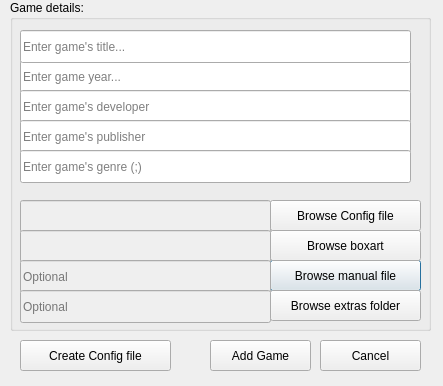
Above: addgamewindow.ui from gallorob/DOS_games_launcher before the change. Below: the same form after it.
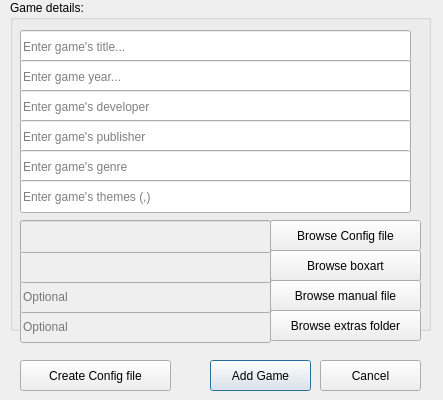
That is the form after the change. Icons and pictures are not drawn.

Patch:
```diff
--- a/addgamewindow.ui
+++ b/addgamewindow.ui
@@ -7,7 +7,7 @@
     <x>0</x>
     <y>0</y>
     <width>443</width>
-    <height>386</height>
+    <height>400</height>
    </rect>
   </property>
   <property name="windowTitle">
@@ -29,17 +29,20 @@
    <property name="title">
     <string>Game details:</string>
    </property>
-   <widget class="QPushButton" name="manual_button">
+   <widget class="QLineEdit" name="title">
     <property name="geometry">
      <rect>
-      <x>260</x>
-      <y>260</y>
-      <width>151</width>
-      <height>31</height>
+      <x>10</x>
+      <y>30</y>
+      <width>391</width>
+      <height>33</height>
      </rect>
     </property>
     <property name="text">
-     <string>Browse manual file</string>
+     <string/>
+    </property>
+    <property name="placeholderText">
+     <string>Enter game's title...</string>
     </property>
    </widget>
    <widget class="QLineEdit" name="year">
@@ -106,114 +109,14 @@
      <string/>
     </property>
     <property name="placeholderText">
-     <string>Enter game's genre (;)</string>
+     <string>Enter game's genre</string>
     </property>
    </widget>
-   <widget class="QLineEdit" name="conf_path">
-    <property name="enabled">
-     <bool>false</bool>
-    </property>
+   <widget class="QLineEdit" name="themes">
     <property name="geometry">
      <rect>
       <x>10</x>
-      <y>200</y>
-      <width>251</width>
-      <height>33</height>
-     </rect>
-    </property>
-    <property name="readOnly">
-     <bool>false</bool>
-    </property>
-   </widget>
-   <widget class="QLineEdit" name="boxart_path">
-    <property name="enabled">
-     <bool>false</bool>
-    </property>
-    <property name="geometry">
-     <rect>
-      <x>10</x>
-      <y>230</y>
-      <width>251</width>
-      <height>33</height>
-     </rect>
-    </property>
-   </widget>
-   <widget class="QLineEdit" name="manual_path">
-    <property name="enabled">
-     <bool>false</bool>
-    </property>
-    <property name="geometry">
-     <rect>
-      <x>10</x>
-      <y>260</y>
-      <width>251</width>
-      <height>33</height>
-     </rect>
-    </property>
-    <property name="placeholderText">
-     <string>Optional</string>
-    </property>
-   </widget>
-   <widget class="QLineEdit" name="extras_path">
-    <property name="enabled">
-     <bool>false</bool>
-    </property>
-    <property name="geometry">
-     <rect>
-      <x>10</x>
-      <y>290</y>
-      <width>251</width>
-      <height>33</height>
-     </rect>
-    </property>
-    <property name="placeholderText">
-     <string>Optional</string>
-    </property>
-   </widget>
-   <widget class="QPushButton" name="conf_button">
-    <property name="geometry">
-     <rect>
-      <x>260</x>
-      <y>200</y>
-      <width>151</width>
-      <height>31</height>
-     </rect>
-    </property>
-    <property name="text">
-     <string>Browse Config file</string>
-    </property>
-   </widget>
-   <widget class="QPushButton" name="boxart_button">
-    <property name="geometry">
-     <rect>
-      <x>260</x>
-      <y>230</y>
-      <width>151</width>
-      <height>31</height>
-     </rect>
-    </property>
-    <property name="text">
-     <string>Browse boxart</string>
-    </property>
-   </widget>
-   <widget class="QPushButton" name="extras_button">
-    <property name="geometry">
-     <rect>
-      <x>260</x>
-      <y>290</y>
-      <width>151</width>
-      <height>31</height>
-     </rect>
-    </property>
-    <property name="text">
-     <string>Browse extras folder</string>
-    </property>
-   </widget>
-   <widget class="QLineEdit" name="title">
-    <property name="geometry">
-     <rect>
-      <x>10</x>
-      <y>30</y>
+      <y>180</y>
       <width>391</width>
       <height>33</height>
      </rect>
@@ -222,7 +125,7 @@
      <string/>
     </property>
     <property name="placeholderText">
-     <string>Enter game's title...</string>
+     <string>Enter game's themes (,)</string>
     </property>
    </widget>
   </widget>
@@ -230,7 +133,7 @@
    <property name="geometry">
     <rect>
      <x>210</x>
-     <y>340</y>
+     <y>360</y>
      <width>101</width>
      <height>31</height>
     </rect>
@@ -243,7 +146,7 @@
    <property name="geometry">
     <rect>
      <x>320</x>
-     <y>340</y>
+     <y>360</y>
      <width>101</width>
      <height>31</height>
     </rect>
@@ -256,7 +159,7 @@
    <property name="geometry">
     <rect>
      <x>20</x>
-     <y>340</y>
+     <y>360</y>
      <width>151</width>
      <height>31</height>
     </rect>
@@ -265,6 +168,119 @@
     <string>Create Config file</string>
    </property>
   </widget>
+  <widget class="QPushButton" name="manual_button">
+   <property name="geometry">
+    <rect>
+     <x>270</x>
+     <y>280</y>
+     <width>151</width>
+     <height>31</height>
+    </rect>
+   </property>
+   <property name="text">
+    <string>Browse manual file</string>
+   </property>
+  </widget>
+  <widget class="QLineEdit" name="extras_path">
+   <property name="enabled">
+    <bool>false</bool>
+   </property>
+   <property name="geometry">
+    <rect>
+     <x>20</x>
+     <y>310</y>
+     <width>251</width>
+     <height>33</height>
+    </rect>
+   </property>
+   <property name="placeholderText">
+    <string>Optional</string>
+   </property>
+  </widget>
+  <widget class="QLineEdit" name="manual_path">
+   <property name="enabled">
+    <bool>false</bool>
+   </property>
+   <property name="geometry">
+    <rect>
+     <x>20</x>
+     <y>280</y>
+     <width>251</width>
+     <height>33</height>
+    </rect>
+   </property>
+   <property name="placeholderText">
+    <string>Optional</string>
+   </property>
+  </widget>
+  <widget class="QPushButton" name="conf_button">
+   <property name="geometry">
+    <rect>
+     <x>270</x>
+     <y>220</y>
+     <width>151</width>
+     <height>31</height>
+    </rect>
+   </property>
+   <property name="text">
+    <string>Browse Config file</string>
+   </property>
+  </widget>
+  <widget class="QLineEdit" name="boxart_path">
+   <property name="enabled">
+    <bool>false</bool>
+   </property>
+   <property name="geometry">
+    <rect>
+     <x>20</x>
+     <y>250</y>
+     <width>251</width>
+     <height>33</height>
+    </rect>
+   </property>
+  </widget>
+  <widget class="QLineEdit" name="conf_path">
+   <property name="enabled">
+    <bool>false</bool>
+   </property>
+   <property name="geometry">
+    <rect>
+     <x>20</x>
+     <y>220</y>
+     <width>251</width>
+     <height>33</height>
+    </rect>
+   </property>
+   <property name="readOnly">
+    <bool>false</bool>
+   </property>
+  </widget>
+  <widget class="QPushButton" name="extras_button">
+   <property name="geometry">
+    <rect>
+     <x>270</x>
+     <y>310</y>
+     <width>151</width>
+     <height>31</height>
+    </rect>
+   </property>
+   <property name="text">
+    <string>Browse extras folder</string>
+   </property>
+  </widget>
+  <widget class="QPushButton" name="boxart_button">
+   <property name="geometry">
+    <rect>
+     <x>270</x>
+     <y>250</y>
+     <width>151</width>
+     <height>31</height>
+    </rect>
+   </property>
+   <property name="text">
+    <string>Browse boxart</string>
+   </property>
+  </widget>
  </widget>
  <resources/>
  <connections/>
```
